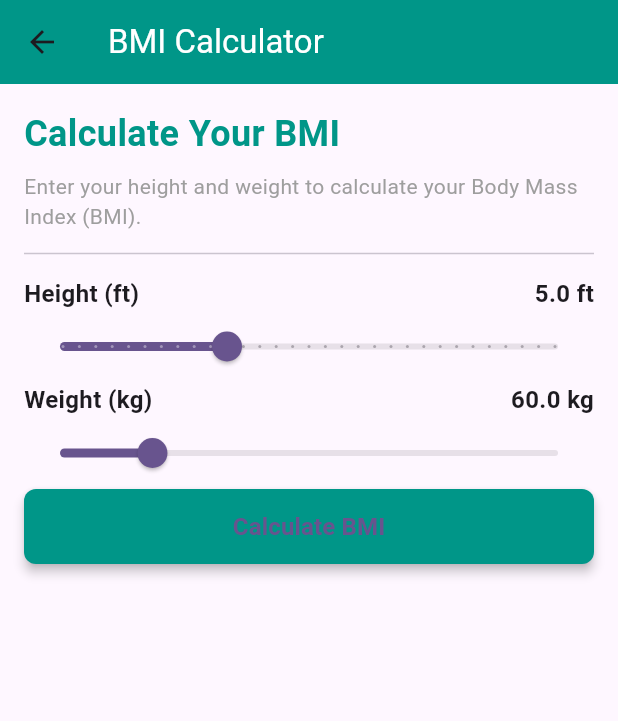
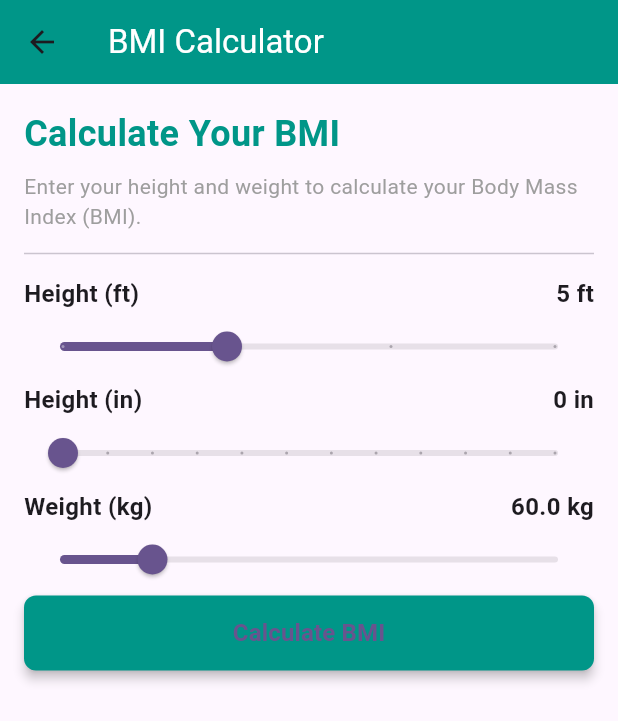
Before and after one commit to riazulrocky/Health-Expert-Flutter-App, a Flutter app: the BMICalculatorScreen screen opened directly, on a phone screen of 412 x 824 dp. Shown: the top 721 px of the screen. Run offline on Flutter 3.47's test engine with Material 3 defaults, Android fonts, the phone set to English and light mode, and no system bars.

Commit message:
BMI Calculator

```diff
--- a/lib/bmi_calculator_screen.dart
+++ b/lib/bmi_calculator_screen.dart
@@ -8,14 +8,15 @@ class BMICalculatorScreen extends StatefulWidget {
 }
 
 class _BMICalculatorScreenState extends State<BMICalculatorScreen> {
-  double _height = 5.0; // Default height in feet
+  int _feet = 5; // Default height in feet
+  int _inches = 0; // Default height in inches
   double _weight = 60.0; // Default weight in kg
   double? _bmi;
   String _result = '';
   List<String> _healthTips = [];
 
   void _calculateBMI() {
-    final heightInCm = _height * 30.48; // Convert height from feet to cm
+    final heightInCm = (_feet * 30.48) + (_inches * 2.54); // Convert height from feet and inches to cm
     final bmi = _weight / ((heightInCm / 100) * (heightInCm / 100));
 
     setState(() {
@@ -79,7 +80,7 @@ class _BMICalculatorScreenState extends State<BMICalculatorScreen> {
               ),
               const Divider(height: 30, thickness: 1),
 
-              // Height Slider
+              // Height Input (Feet)
               Row(
                 mainAxisAlignment: MainAxisAlignment.spaceBetween,
                 children: [
@@ -88,25 +89,52 @@ class _BMICalculatorScreenState extends State<BMICalculatorScreen> {
                     style: TextStyle(fontSize: 16, fontWeight: FontWeight.bold),
                   ),
                   Text(
-                    '${_height.toStringAsFixed(1)} ft',
+                    '$_feet ft',
                     style: const TextStyle(fontSize: 16, fontWeight: FontWeight.bold),
                   ),
                 ],
               ),
               Slider(
-                value: _height,
+                value: _feet.toDouble(),
                 min: 4.0,
                 max: 7.0,
-                divisions: 30,
-                label: '${_height.toStringAsFixed(1)} ft',
+                divisions: 3,
+                label: '$_feet ft',
                 onChanged: (value) {
                   setState(() {
-                    _height = value;
+                    _feet = value.toInt();
                   });
                 },
               ),
 
-              // Weight Slider
+              // Height Input (Inches)
+              Row(
+                mainAxisAlignment: MainAxisAlignment.spaceBetween,
+                children: [
+                  const Text(
+                    'Height (in)',
+                    style: TextStyle(fontSize: 16, fontWeight: FontWeight.bold),
+                  ),
+                  Text(
+                    '$_inches in',
+                    style: const TextStyle(fontSize: 16, fontWeight: FontWeight.bold),
+                  ),
+                ],
+              ),
+              Slider(
+                value: _inches.toDouble(),
+                min: 0.0,
+                max: 11.0,
+                divisions: 11,
+                label: '$_inches in',
+                onChanged: (value) {
+                  setState(() {
+                    _inches = value.toInt();
+                  });
+                },
+              ),
+
+              // Weight Input
               Row(
                 mainAxisAlignment: MainAxisAlignment.spaceBetween,
                 children: [
```
